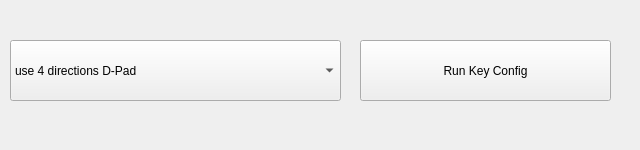
Above: gpsp4cute/controlsettings.ui from Summeli/gpSP4Cute before the change. Below: the same form after it.
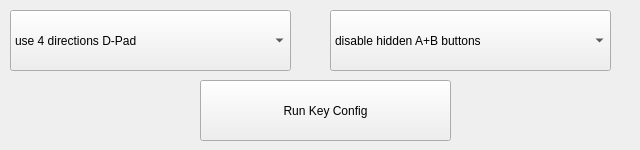
That is the form after the change.

Commit message: fixed the d-pad settings int the controlsettings, added settings for hidden A+B buttons. added also support for E6 fullscreen

The edit to the form file:
```diff
--- a/gpsp4cute/controlsettings.ui
+++ b/gpsp4cute/controlsettings.ui
@@ -32,8 +32,8 @@
   <widget class="QPushButton" name="keyconfigButton">
    <property name="geometry">
     <rect>
-     <x>360</x>
-     <y>40</y>
+     <x>200</x>
+     <y>80</y>
      <width>251</width>
      <height>61</height>
     </rect>
@@ -46,8 +46,8 @@
    <property name="geometry">
     <rect>
      <x>10</x>
-     <y>40</y>
-     <width>331</width>
+     <y>10</y>
+     <width>281</width>
      <height>61</height>
     </rect>
    </property>
@@ -62,6 +62,26 @@
     </property>
    </item>
   </widget>
+  <widget class="QComboBox" name="buttonSettings">
+   <property name="geometry">
+    <rect>
+     <x>330</x>
+     <y>10</y>
+     <width>281</width>
+     <height>61</height>
+    </rect>
+   </property>
+   <item>
+    <property name="text">
+     <string>disable hidden A+B buttons</string>
+    </property>
+   </item>
+   <item>
+    <property name="text">
+     <string>enable hidden A+B buttons</string>
+    </property>
+   </item>
+  </widget>
  </widget>
  <layoutdefault spacing="6" margin="11"/>
  <resources/>
```
The commit also changes 14 other files.
